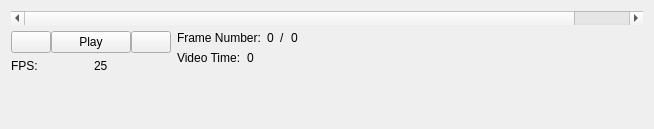
The window that src/WhiskerToolbox/TimeScrollBar/TimeScrollBar.ui (paulmthompson/WhiskerToolbox) describes before a commit, drawn with Qt 5.
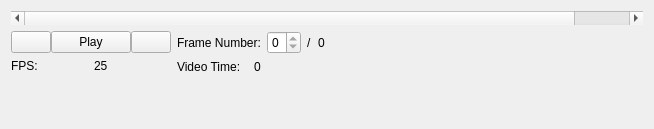
The same window after the commit. Icons and pictures are not drawn.

Commit message: Go to frame

```diff
--- a/src/WhiskerToolbox/TimeScrollBar/TimeScrollBar.ui
+++ b/src/WhiskerToolbox/TimeScrollBar/TimeScrollBar.ui
@@ -136,9 +136,15 @@
           </widget>
          </item>
          <item>
-          <widget class="QLabel" name="frame_label">
-           <property name="text">
-            <string>0</string>
+          <widget class="QSpinBox" name="frame_spinbox">
+           <property name="focusPolicy">
+            <enum>Qt::FocusPolicy::StrongFocus</enum>
+           </property>
+           <property name="minimum">
+            <number>0</number>
+           </property>
+           <property name="maximum">
+            <number>0</number>
            </property>
           </widget>
          </item>
```
The commit also changes 3 other files.
